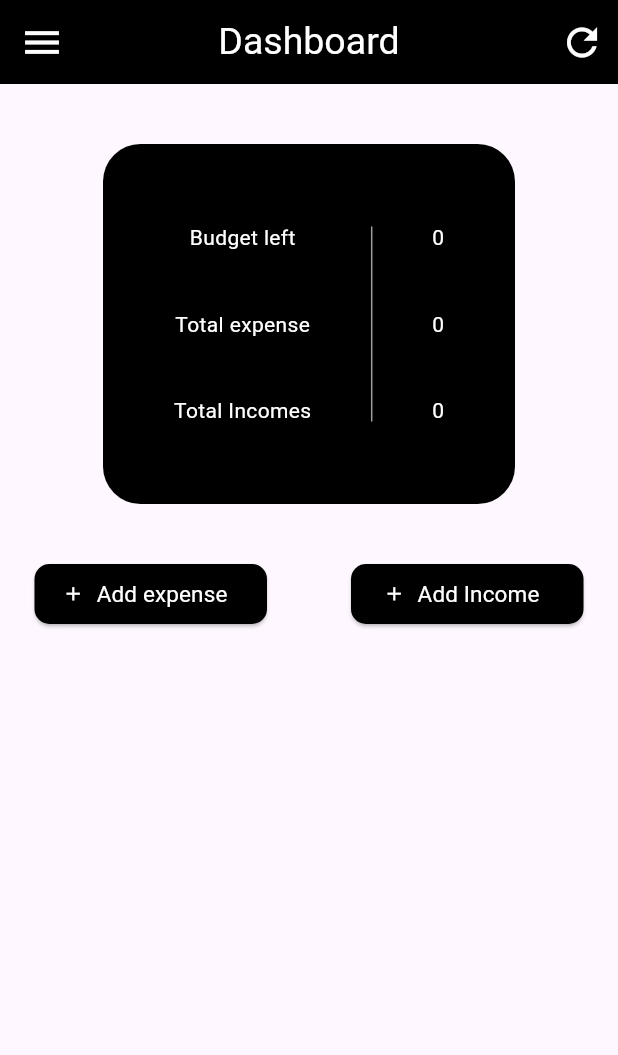
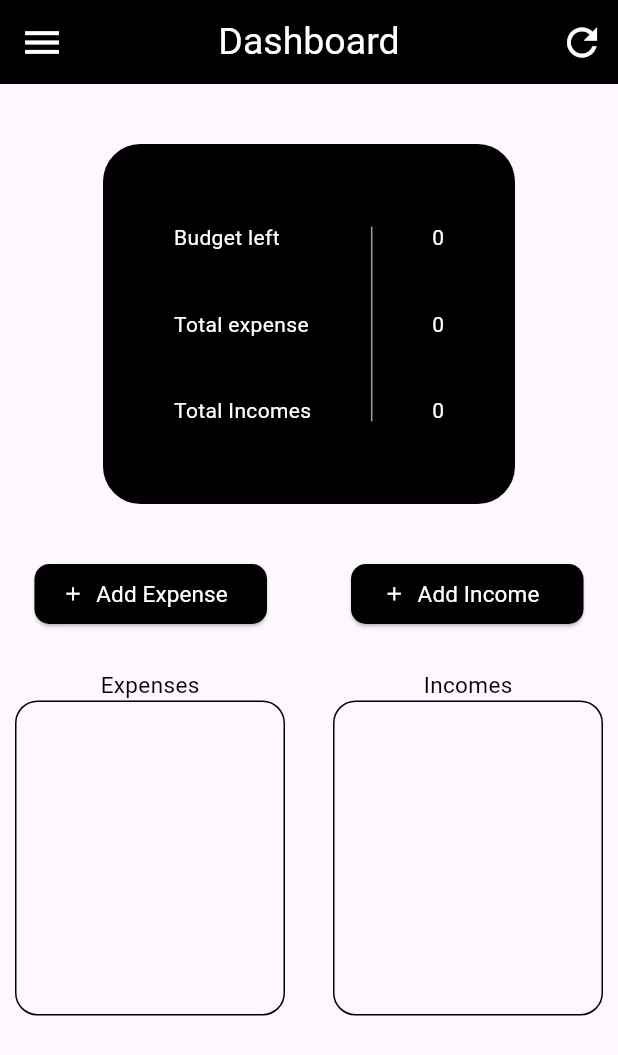
Before and after one commit to Abberate/budget_app_top, a Flutter app: the screen it shows once a user with an empty profile is signed in, on a phone screen of 412 x 824 dp. Shown: the top 1055 px of the screen. Run offline on Flutter 3.47's test engine with Material 3 defaults, Android fonts, the phone set to English and light mode, and no system bars; our stand-ins replace cloud_firestore, firebase_auth, firebase_core, flutter_hooks, flutter_svg, google_fonts and 4 more; missing offline and left inert: sign_button; accounts and stored records are empty; network calls fail.

Commit message:
Commit 20-06-25 -19h-00

```diff
--- a/lib/mobile/expense_view_mobile.dart
+++ b/lib/mobile/expense_view_mobile.dart
@@ -5,6 +5,8 @@ import 'package:hooks_riverpod/hooks_riverpod.dart';
 import 'package:url_launcher/url_launcher.dart';
 
 import '../view_model.dart';
+
+bool isLoading = true;
 
 class ExpenseViewMobile extends HookConsumerWidget {
   const ExpenseViewMobile({super.key});
@@ -14,20 +16,26 @@ class ExpenseViewMobile extends HookConsumerWidget {
     final viewModelProvider = ref.watch(viewModel);
     double deviceWidth = MediaQuery.of(context).size.width;
 
-    int totatExpense = 0;
+    if (isLoading == true) {
+      viewModelProvider.expensesStream();
+      viewModelProvider.incomesStream();
+      isLoading = false;
+    }
+
+    int totalExpense = 0;
     int totalIncome = 0;
     void calculate() {
       for (int i = 0; i < viewModelProvider.expensesName.length; i++) {
-        totatExpense += int.parse(viewModelProvider.expensesAmount[i]);
+        totalExpense += int.parse(viewModelProvider.expensesAmount[i]);
       }
 
       for (int i = 0; i < viewModelProvider.incomesName.length; i++) {
-        totatExpense += int.parse(viewModelProvider.incomesAmount[i]);
+        totalExpense += int.parse(viewModelProvider.incomesAmount[i]);
       }
     }
 
     calculate();
-    int budgetLeft = totalIncome - totatExpense;
+    int budgetLeft = totalIncome - totalExpense;
 
     return SafeArea(
       child: Scaffold(
@@ -140,6 +148,7 @@ class ExpenseViewMobile extends HookConsumerWidget {
                     children: [
                       Column(
                         mainAxisAlignment: MainAxisAlignment.spaceEvenly,
+                        crossAxisAlignment: CrossAxisAlignment.start,
                         children: [
                           Poppins(
                               text: "Budget left",
@@ -172,7 +181,7 @@ class ExpenseViewMobile extends HookConsumerWidget {
                               size: 14.0,
                               color: Colors.white),
                           Poppins(
-                              text: totatExpense.toString(),
+                              text: totalExpense.toString(),
                               size: 14.0,
                               color: Colors.white),
                           Poppins(
@@ -206,7 +215,7 @@ class ExpenseViewMobile extends HookConsumerWidget {
                       ),
                     ),
                     label: Poppins(
-                      text: "Add expense",
+                      text: "Add Expense",
                       size: 15.0,
                       color: Colors.white,
                     ),
@@ -251,6 +260,93 @@ class ExpenseViewMobile extends HookConsumerWidget {
                   ),
                 ),
               ],
+            ),
+            SizedBox(
+              height: 30.0,
+            ),
+            Padding(
+              padding: EdgeInsets.symmetric(horizontal: 10.0),
+              child: Row(
+                mainAxisAlignment: MainAxisAlignment.spaceBetween,
+                children: [
+                  //Expenses List
+                  Column(
+                    children: [
+                      Poppins(text: "Expenses", size: 15.0),
+                      Container(
+                        padding: EdgeInsets.all(7.0),
+                        height: 210.0,
+                        width: 180.0,
+                        decoration: BoxDecoration(
+                          borderRadius: BorderRadius.all(
+                            Radius.circular(15.0),
+                          ),
+                          border: Border.all(width: 1.0, color: Colors.black),
+                        ),
+                        child: ListView.builder(
+                            itemCount: viewModelProvider.expensesAmount.length,
+                            itemBuilder: (BuildContext context, int index) {
+                              return Row(
+                                mainAxisAlignment:
+                                    MainAxisAlignment.spaceBetween,
+                                children: [
+                                  Poppins(
+                                      text:
+                                          viewModelProvider.expensesName[index],
+                                      size: 14.0),
+                                  Align(
+                                    alignment: Alignment.centerRight,
+                                    child: Poppins(
+                                        text: viewModelProvider
+                                            .expensesAmount[index],
+                                        size: 14.0),
+                                  )
+                                ],
+                              );
+                            }),
+                      )
+                    ],
+                  ),
+                  //Incomes List
+                  Column(
+                    children: [
+                      Poppins(text: "Incomes", size: 15.0),
+                      Container(
+                        padding: EdgeInsets.all(7.0),
+                        height: 210.0,
+                        width: 180.0,
+                        decoration: BoxDecoration(
+                          borderRadius: BorderRadius.all(
+                            Radius.circular(15.0),
+                          ),
+                          border: Border.all(width: 1.0, color: Colors.black),
+                        ),
+                        child: ListView.builder(
+                            itemCount: viewModelProvider.incomesAmount.length,
+                            itemBuilder: (BuildContext context, int index) {
+                              return Row(
+                                mainAxisAlignment:
+                                    MainAxisAlignment.spaceBetween,
+                                children: [
+                                  Poppins(
+                                      text:
+                                          viewModelProvider.incomesName[index],
+                                      size: 14.0),
+                                  Align(
+                                    alignment: Alignment.centerRight,
+                                    child: Poppins(
+                                        text: viewModelProvider
+                                            .incomesAmount[index],
+                                        size: 14.0),
+                                  )
+                                ],
+                              );
+                            }),
+                      )
+                    ],
+                  )
+                ],
+              ),
             )
           ],
         ),
```
Also changed, not shown: lib/view_model.dart (+47 -7 lines).
